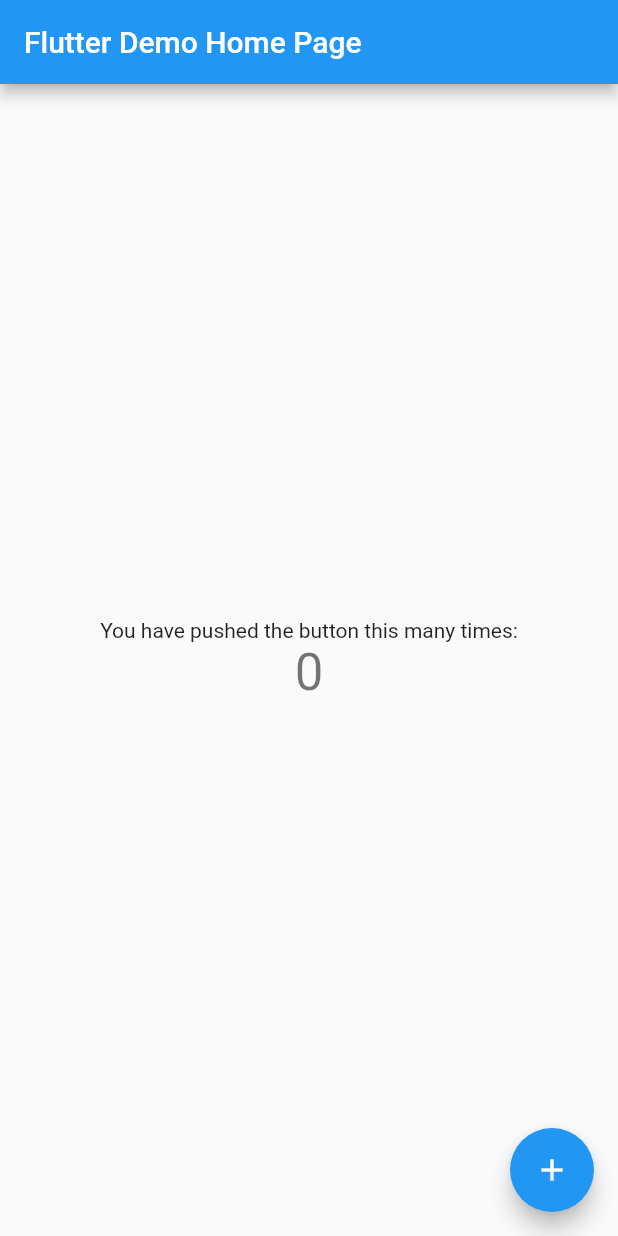
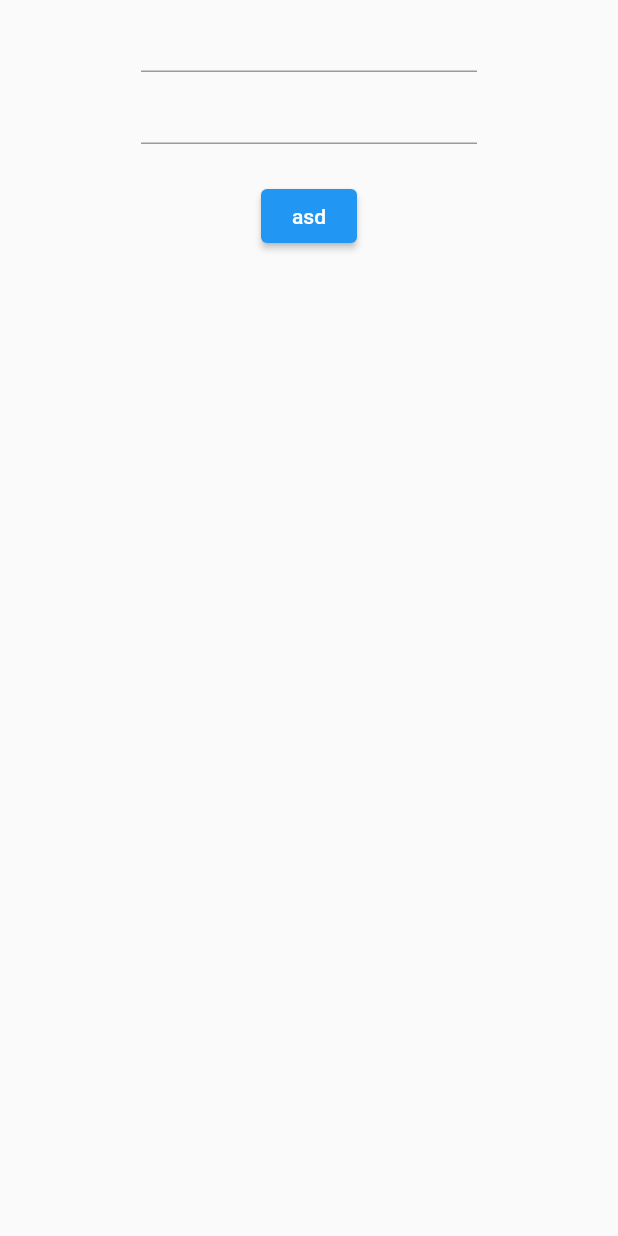
Before and after one commit to DimitarMilushev/Hackathon_AUBG_RESTless, a Flutter app: the screen it shows after launch, on a phone screen of 412 x 824 dp. Run offline on Flutter 3.47's test engine with Material 2 defaults, Android fonts, the phone set to English and light mode, and no system bars; our stand-ins replace go_router.

Commit message:
simple navigation

```diff
--- a/frontend/lib/main.dart
+++ b/frontend/lib/main.dart
@@ -1,4 +1,8 @@
 import 'package:flutter/material.dart';
+import 'package:frontend/screens/auth/login_screen.dart';
+import 'package:frontend/screens/auth/register_screen.dart';
+import 'package:frontend/screens/dashboard_screen.dart';
+import 'package:go_router/go_router.dart';
 
 void main() {
   runApp(const MyApp());
@@ -10,8 +14,12 @@ class MyApp extends StatelessWidget {
   // This widget is the root of your application.
   @override
   Widget build(BuildContext context) {
-    return MaterialApp(
+    return MaterialApp.router(
       title: 'Flutter Demo',
+      routerConfig: _routerConfig,
+      builder: (context, child) => Scaffold(
+        body: child,
+      ),
       theme: ThemeData(
         // This is the theme of your application.
         //
@@ -24,92 +32,25 @@ class MyApp extends StatelessWidget {
         // is not restarted.
         primarySwatch: Colors.blue,
       ),
-      home: const MyHomePage(title: 'Flutter Demo Home Page'),
+      // home: const MyHomePage(title: 'Flutter Demo Home Page'),
     );
   }
 }
 
-class MyHomePage extends StatefulWidget {
-  const MyHomePage({super.key, required this.title});
-
-  // This widget is the home page of your application. It is stateful, meaning
-  // that it has a State object (defined below) that contains fields that affect
-  // how it looks.
-
-  // This class is the configuration for the state. It holds the values (in this
-  // case the title) provided by the parent (in this case the App widget) and
-  // used by the build method of the State. Fields in a Widget subclass are
-  // always marked "final".
-
-  final String title;
-
-  @override
-  State<MyHomePage> createState() => _MyHomePageState();
-}
-
-class _MyHomePageState extends State<MyHomePage> {
-  int _counter = 0;
-
-  void _incrementCounter() {
-    setState(() {
-      // This call to setState tells the Flutter framework that something has
-      // changed in this State, which causes it to rerun the build method below
-      // so that the display can reflect the updated values. If we changed
-      // _counter without calling setState(), then the build method would not be
-      // called again, and so nothing would appear to happen.
-      _counter++;
-    });
-  }
-
-  @override
-  Widget build(BuildContext context) {
-    // This method is rerun every time setState is called, for instance as done
-    // by the _incrementCounter method above.
-    //
-    // The Flutter framework has been optimized to make rerunning build methods
-    // fast, so that you can just rebuild anything that needs updating rather
-    // than having to individually change instances of widgets.
-    return Scaffold(
-      appBar: AppBar(
-        // Here we take the value from the MyHomePage object that was created by
-        // the App.build method, and use it to set our appbar title.
-        title: Text(widget.title),
-      ),
-      body: Center(
-        // Center is a layout widget. It takes a single child and positions it
-        // in the middle of the parent.
-        child: Column(
-          // Column is also a layout widget. It takes a list of children and
-          // arranges them vertically. By default, it sizes itself to fit its
-          // children horizontally, and tries to be as tall as its parent.
-          //
-          // Invoke "debug painting" (press "p" in the console, choose the
-          // "Toggle Debug Paint" action from the Flutter Inspector in Android
-          // Studio, or the "Toggle Debug Paint" command in Visual Studio Code)
-          // to see the wireframe for each widget.
-          //
-          // Column has various properties to control how it sizes itself and
-          // how it positions its children. Here we use mainAxisAlignment to
-          // center the children vertically; the main axis here is the vertical
-          // axis because Columns are vertical (the cross axis would be
-          // horizontal).
-          mainAxisAlignment: MainAxisAlignment.center,
-          children: <Widget>[
-            const Text(
-              'You have pushed the button this many times:',
-            ),
-            Text(
-              '$_counter',
-              style: Theme.of(context).textTheme.headlineMedium,
-            ),
-          ],
-        ),
-      ),
-      floatingActionButton: FloatingActionButton(
-        onPressed: _incrementCounter,
-        tooltip: 'Increment',
-        child: const Icon(Icons.add),
-      ), // This trailing comma makes auto-formatting nicer for build methods.
-    );
-  }
-}
+bool isLoggedIn = false;
+final _routerConfig = GoRouter(
+  routes: [
+    GoRoute(
+        path: '/',
+        builder: (context, state) => const DashboardScreen(),
+        redirect: (context, state) => isLoggedIn ? null : LoginScreen.path),
+    GoRoute(
+      path: LoginScreen.path,
+      builder: (context, state) => const LoginScreen(),
+    ),
+    GoRoute(
+      path: RegisterScreen.path,
+      builder: (context, state) => const RegisterScreen(),
+    ),
+  ],
+);
--- /dev/null
+++ b/frontend/lib/models/user_model.dart
@@ -0,0 +1,5 @@
+class User {
+  final String email;
+  final String password;
+  User(this.email, this.password);
+}
--- /dev/null
+++ b/frontend/lib/router.dart
@@ -0,0 +1 @@
+// TODO Implement this library.
--- /dev/null
+++ b/frontend/lib/screens/auth/login_screen.dart
@@ -0,0 +1,31 @@
+import 'package:flutter/material.dart';
+import 'package:flutter/src/widgets/framework.dart';
+import 'package:flutter/src/widgets/placeholder.dart';
+import 'package:frontend/screens/auth/register_screen.dart';
+import 'package:go_router/go_router.dart';
+
+class LoginScreen extends StatelessWidget {
+  static String path = '/login';
+  const LoginScreen({super.key});
+
+  @override
+  Widget build(BuildContext context) {
+    final formKey = GlobalKey();
+    return Align(
+        child: SizedBox(
+            width: 224,
+            child: Form(
+                key: formKey,
+                child: Column(
+                  children: [
+                    TextFormField(),
+                    TextFormField(),
+                    Padding(
+                        padding: const EdgeInsets.only(top: 24),
+                        child: ElevatedButton(
+                            onPressed: () => context.push(RegisterScreen.path),
+                            child: Text('asd'))),
+                  ],
+                ))));
+  }
+}
--- /dev/null
+++ b/frontend/lib/screens/auth/register_screen.dart
@@ -0,0 +1,13 @@
+import 'package:flutter/src/widgets/framework.dart';
+import 'package:flutter/src/widgets/placeholder.dart';
+
+class RegisterScreen extends StatelessWidget {
+  static String path = '/register';
+
+  const RegisterScreen({super.key});
+
+  @override
+  Widget build(BuildContext context) {
+    return const Placeholder();
+  }
+}
--- /dev/null
+++ b/frontend/lib/screens/dashboard_screen.dart
@@ -0,0 +1,11 @@
+import 'package:flutter/src/widgets/framework.dart';
+import 'package:flutter/src/widgets/placeholder.dart';
+
+class DashboardScreen extends StatelessWidget {
+  const DashboardScreen({super.key});
+
+  @override
+  Widget build(BuildContext context) {
+    return const Placeholder();
+  }
+}
--- a/frontend/pubspec.yaml
+++ b/frontend/pubspec.yaml
@@ -35,6 +35,8 @@ dependencies:
   # The following adds the Cupertino Icons font to your application.
   # Use with the CupertinoIcons class for iOS style icons.
   cupertino_icons: ^1.0.2
+  go_router: ^6.5.2
+  riverpod: ^2.3.2
 
 dev_dependencies:
   flutter_test:
```
Also changed, not shown: frontend/lib/controllers/auth_controller.dart (added), frontend/lib/controllers/session_controller.dart (added).
